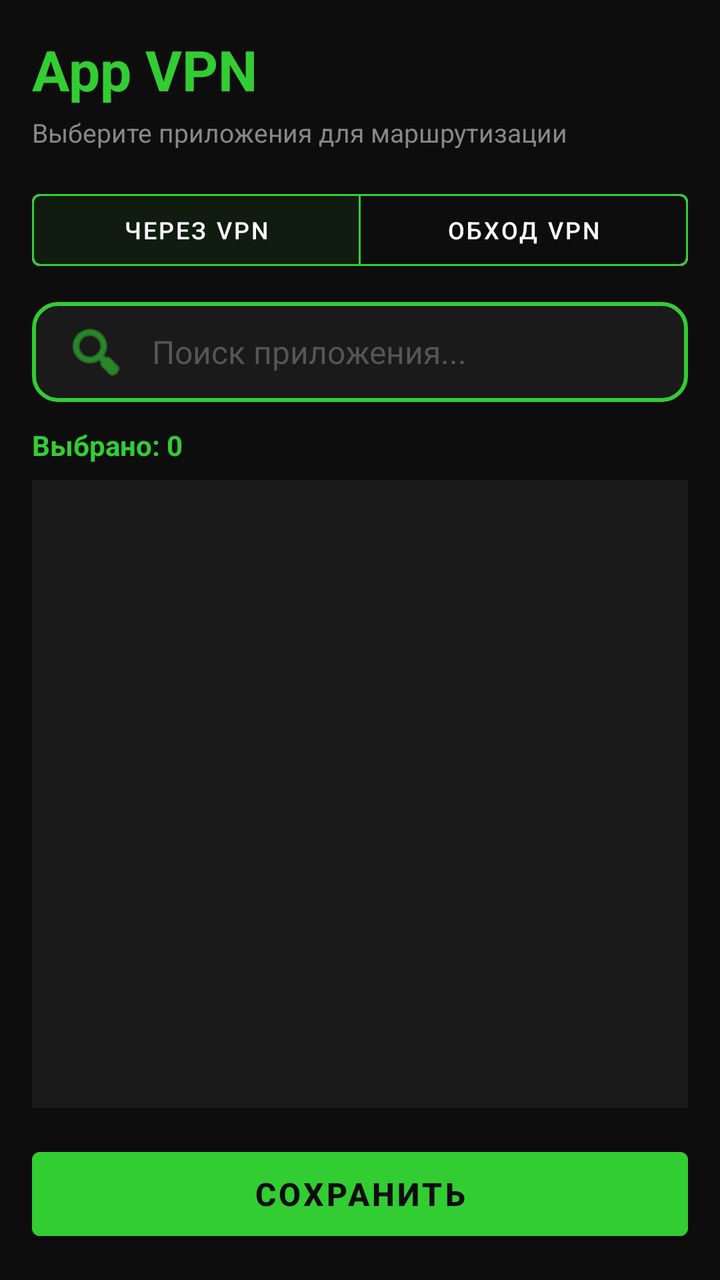
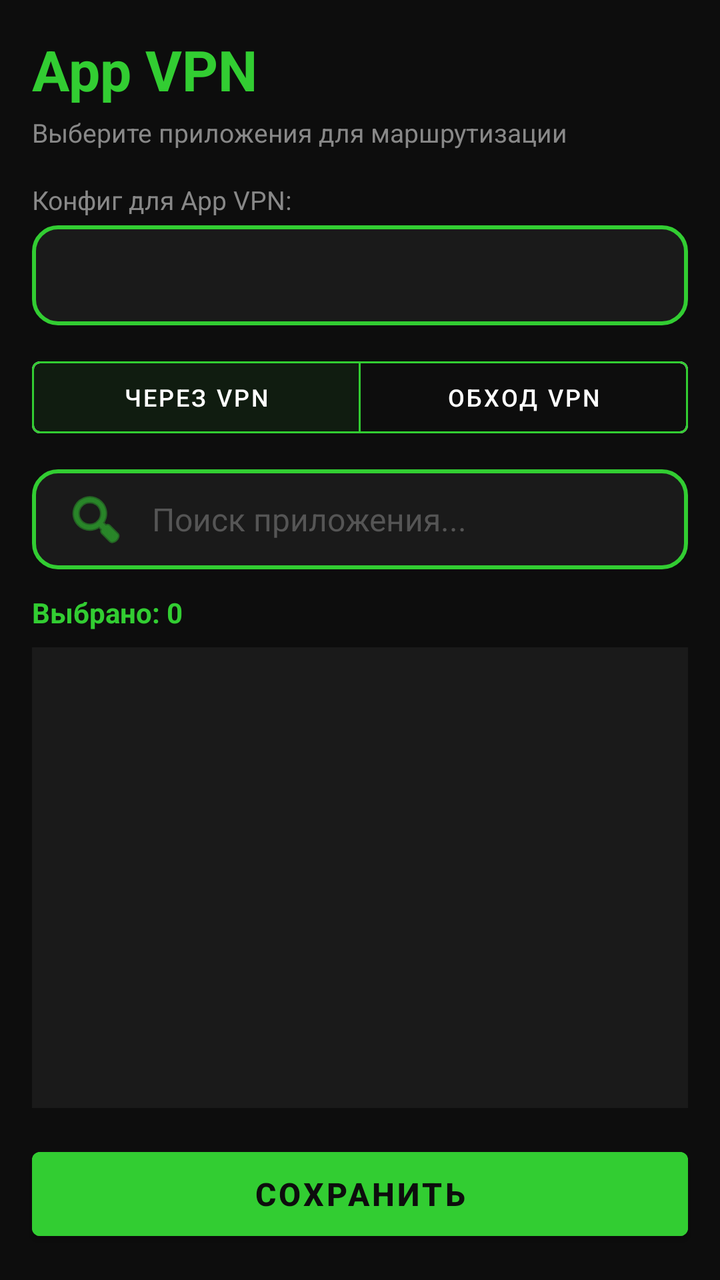

Screens rendered from an Android XML layout before and after an edit, with the pre-edit source and the edit as a unified diff.
<!-- AndroidManifest.xml: application theme Theme.Config -->
<!-- res/layout/activity_app_vpn.xml -->
<?xml version="1.0" encoding="utf-8"?>
<LinearLayout
    xmlns:android="http://schemas.android.com/apk/res/android"
    xmlns:app="http://schemas.android.com/apk/res-auto"
    android:layout_width="match_parent"
    android:layout_height="match_parent"
    android:orientation="vertical"
    android:background="#0D0D0D">

    <LinearLayout
        android:layout_width="match_parent"
        android:layout_height="wrap_content"
        android:orientation="vertical"
        android:padding="16dp">

        <TextView
            android:layout_width="wrap_content"
            android:layout_height="wrap_content"
            android:text="App VPN"
            android:textSize="28sp"
            android:textStyle="bold"
            android:textColor="#32CD32" />

        <TextView
            android:layout_width="wrap_content"
            android:layout_height="wrap_content"
            android:text="Выберите приложения для маршрутизации"
            android:textSize="13sp"
            android:textColor="#888888"
            android:layout_marginTop="4dp" />
    </LinearLayout>

    <com.google.android.material.button.MaterialButtonToggleGroup
        android:id="@+id/toggleMode"
        android:layout_width="match_parent"
        android:layout_height="wrap_content"
        android:layout_marginHorizontal="16dp"
        android:layout_marginBottom="12dp"
        app:singleSelection="true"
        app:checkedButton="@id/btnModeInclude">

        <com.google.android.material.button.MaterialButton
            android:id="@+id/btnModeInclude"
            style="@style/Widget.MaterialComponents.Button.OutlinedButton"
            android:layout_width="0dp"
            android:layout_height="wrap_content"
            android:layout_weight="1"
            android:text="Через VPN"
            android:textSize="12sp"
            android:textColor="#FFFFFF"
            app:strokeColor="#32CD32" />

        <com.google.android.material.button.MaterialButton
            android:id="@+id/btnModeExclude"
            style="@style/Widget.MaterialComponents.Button.OutlinedButton"
            android:layout_width="0dp"
            android:layout_height="wrap_content"
            android:layout_weight="1"
            android:text="Обход VPN"
            android:textSize="12sp"
            android:textColor="#FFFFFF"
            app:strokeColor="#32CD32" />
    </com.google.android.material.button.MaterialButtonToggleGroup>

    <EditText
        android:id="@+id/etSearch"
        android:layout_width="match_parent"
        android:layout_height="50dp"
        android:layout_marginHorizontal="16dp"
        android:layout_marginBottom="12dp"
        android:hint="Поиск приложения..."
        android:textColorHint="#555555"
        android:textColor="#FFFFFF"
        android:background="@drawable/domain_input_bg"
        android:paddingStart="16dp"
        android:paddingEnd="16dp"
        android:textSize="16sp"
        android:singleLine="true"
        android:drawableStart="@android:drawable/ic_menu_search"
        android:drawableTint="#32CD32"
        android:drawablePadding="12dp" />

    <TextView
        android:id="@+id/tvCounter"
        android:layout_width="wrap_content"
        android:layout_height="wrap_content"
        android:layout_marginHorizontal="16dp"
        android:layout_marginBottom="8dp"
        android:text="Выбрано: 0"
        android:textColor="#32CD32"
        android:textSize="14sp"
        android:textStyle="bold" />

    <ProgressBar
        android:id="@+id/progressBar"
        android:layout_width="wrap_content"
        android:layout_height="wrap_content"
        android:layout_gravity="center"
        android:indeterminateTint="#32CD32"
        android:visibility="gone" />

    <androidx.recyclerview.widget.RecyclerView
        android:id="@+id/rvApps"
        android:layout_width="match_parent"
        android:layout_height="0dp"
        android:layout_weight="1"
        android:layout_marginHorizontal="16dp"
        android:background="#1A1A1A"
        android:padding="8dp"
        android:clipToPadding="false" />

    <Button
        android:id="@+id/btnSave"
        android:layout_width="match_parent"
        android:layout_height="54dp"
        android:layout_margin="16dp"
        android:text="СОХРАНИТЬ"
        android:textColor="#0D0D0D"
        android:textStyle="bold"
        android:textSize="16sp"
        android:backgroundTint="#32CD32" />

</LinearLayout>
<!-- resources referenced by this layout -->
<resources>
  <!-- drawable domain_input_bg (drawable) -->
  <?xml version="1.0" encoding="utf-8"?>
  <shape xmlns:android="http://schemas.android.com/apk/res/android"
      android:shape="rectangle">
      <solid android:color="#1A1A1A" />
      <stroke android:width="2dp" android:color="#32CD32" />
      <corners android:radius="12dp" />
  </shape>
  <style name="Theme.Config" parent="Theme.MaterialComponents.DayNight.NoActionBar">
          <item name="colorPrimary">@color/green_500</item>
          <item name="colorPrimaryVariant">@color/green_700</item>
          <item name="colorOnPrimary">@color/white</item>
          <item name="colorSecondary">@color/lime_200</item>
          <item name="colorSecondaryVariant">@color/lime_500</item>
          <item name="colorOnSecondary">@color/black</item>
          <item name="android:statusBarColor">@color/green_700</item>
          <item name="android:navigationBarColor">@color/black</item>
          <item name="android:windowBackground">@color/green_700</item>
      </style>
  <color name="green_500">#FF32CD32</color>
  <color name="green_700">#FF228B22</color>
  <color name="white">#FFFFFFFF</color>
  <color name="lime_200">#FFADFF2F</color>
  <color name="lime_500">#FF7CFC00</color>
  <color name="black">#FF000000</color>
</resources>

<!-- the commit's change to res/layout/activity_app_vpn.xml (unified diff, before → after) -->
@@ -29,6 +29,25 @@
             android:textColor="#888888"
             android:layout_marginTop="4dp" />
     </LinearLayout>
+
+    <TextView
+        android:layout_width="wrap_content"
+        android:layout_height="wrap_content"
+        android:layout_marginHorizontal="16dp"
+        android:text="Конфиг для App VPN:"
+        android:textSize="13sp"
+        android:textColor="#888888" />
+
+    <Spinner
+        android:id="@+id/spServer"
+        android:layout_width="match_parent"
+        android:layout_height="50dp"
+        android:layout_marginHorizontal="16dp"
+        android:layout_marginTop="4dp"
+        android:layout_marginBottom="12dp"
+        android:background="@drawable/domain_input_bg"
+        android:paddingStart="16dp"
+        android:paddingEnd="16dp" />
 
     <com.google.android.material.button.MaterialButtonToggleGroup
         android:id="@+id/toggleMode"
